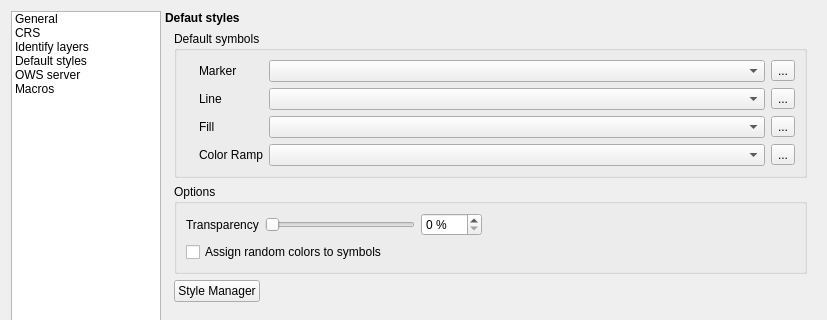
Before: the Qt Designer form src/ui/qgsprojectpropertiesbase.ui in qgis/QGIS, drawn with Qt 5; both pictures show x 0 to 827 and y 0 to 320 of the 827 by 759 pixel window.
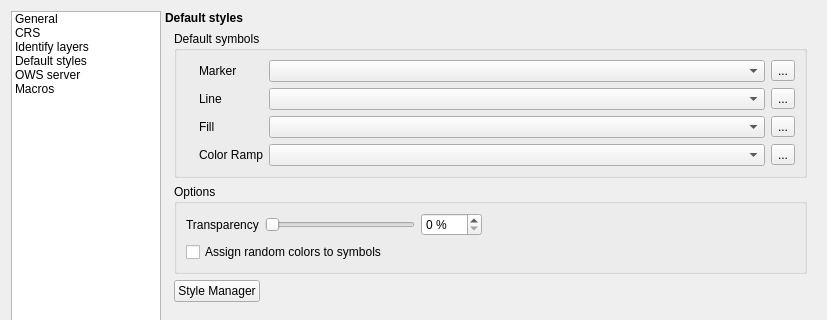
After: the same form once the commit is applied. The open tabs and pages were chosen to show the change. Icons and pictures are not drawn. Custom widgets are drawn as their Qt base class.

Commit message: reapply some cleanup to 'styles_to_db'

The edit to the form file:
```diff
--- a/src/ui/qgsprojectpropertiesbase.ui
+++ b/src/ui/qgsprojectpropertiesbase.ui
@@ -901,7 +901,7 @@
               <string notr="true">font-weight:bold;</string>
              </property>
              <property name="text">
-              <string>Defaut styles</string>
+              <string>Default styles</string>
              </property>
             </widget>
            </item>
```
The commit also changes 7 other files.
